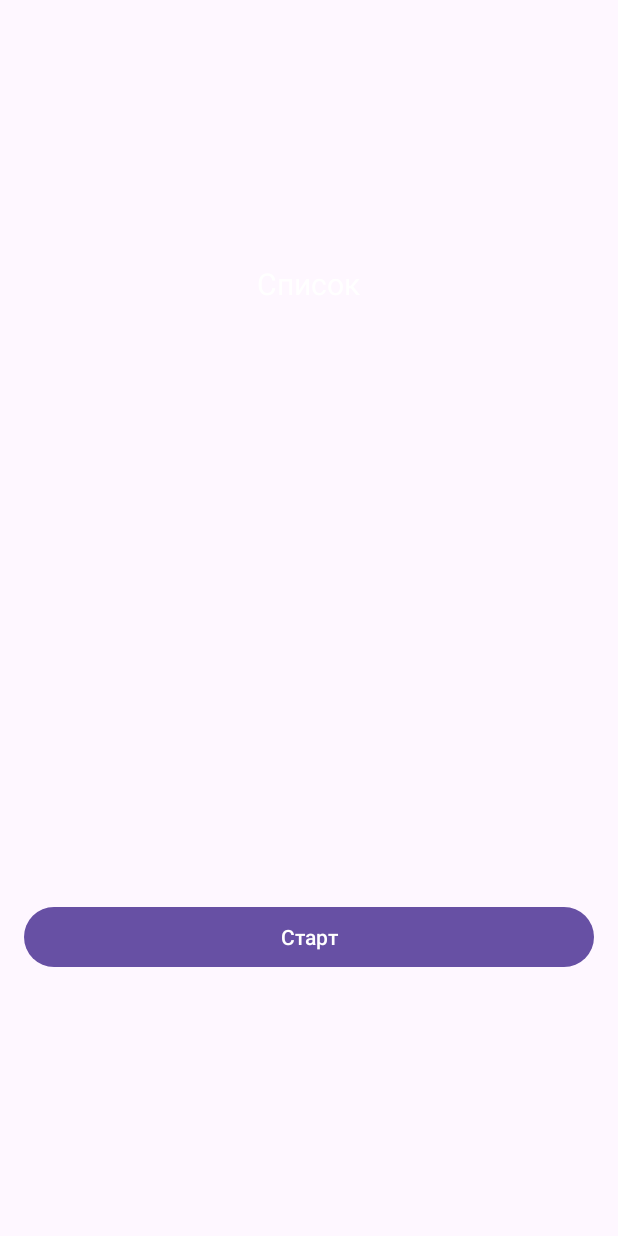
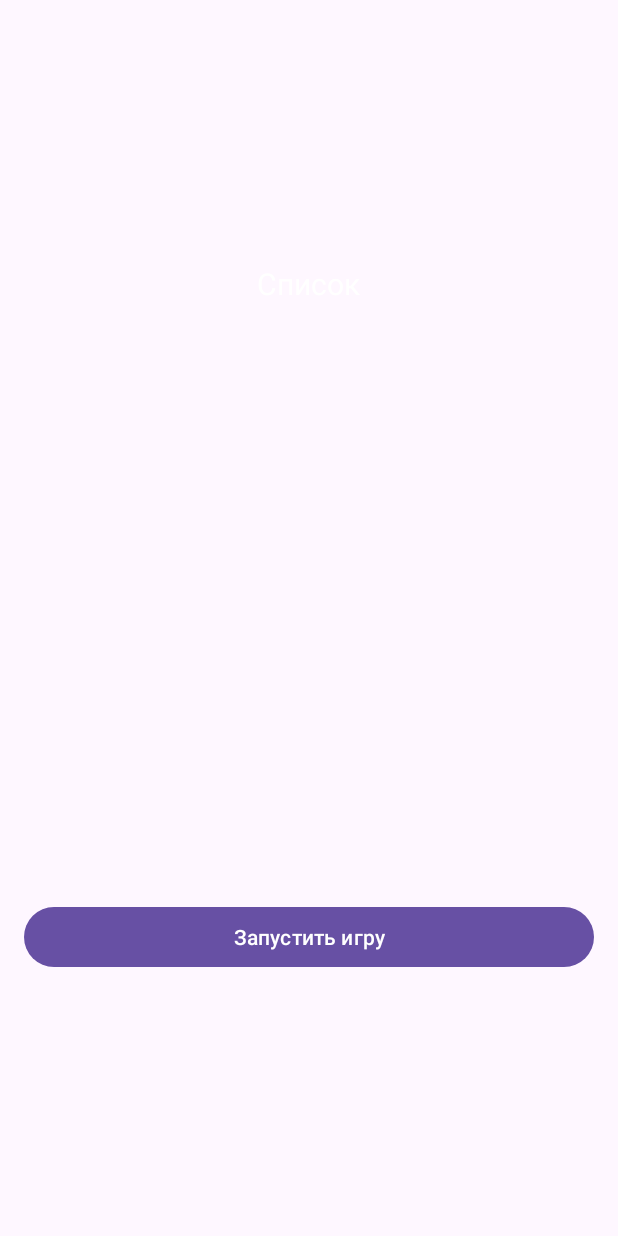
Before and after one commit to moevm/adfmp1h25-tixid, an Android app: the AddPlayersActivity screen opened directly, with no data from a screen before it, on a phone screen of 412 x 824 dp. Run offline under Robolectric (Android 15) with nearby library versions, the phone set to English and light mode, and no system bars; 1 statement that could not run was skipped.

```diff
--- a/tixid/app/src/main/res/layout/activity_add_players.xml
+++ b/tixid/app/src/main/res/layout/activity_add_players.xml
@@ -27,7 +27,7 @@
         android:id="@+id/btn_start_game"
         android:layout_width="match_parent"
         android:layout_height="wrap_content"
-        android:text="Старт"
+        android:text="Запустить игру"
         android:layout_marginTop="10dp"/>
 
 
```
